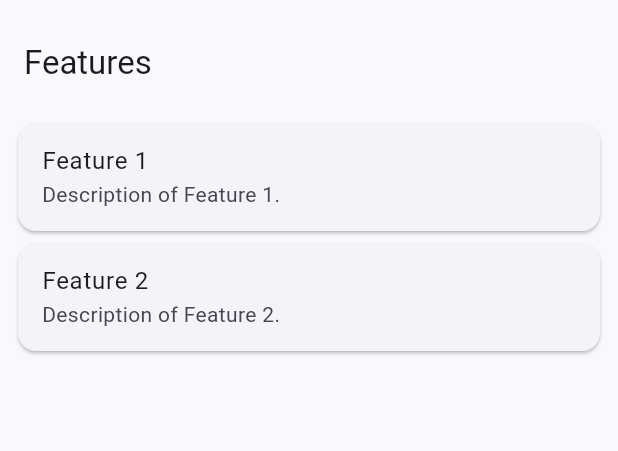
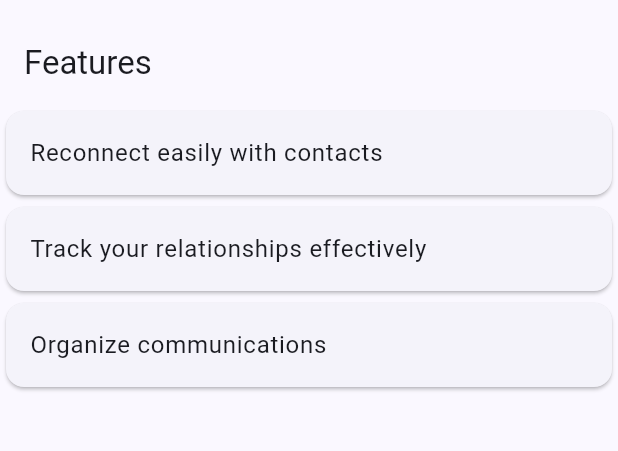
Before and after one commit to KartDaddyy/webapp-converter-ai, a Flutter app: the screen it shows after launch, item 2 of the bottom bar chosen, on a phone screen of 412 x 824 dp, the part 63-514 px from its top. Run offline on Flutter 3.47's test engine with Material 3 defaults, Android fonts, the phone set to English and light mode, and no system bars.

Commit message:
chore: update Flutter app from WebApp Converter AI

```diff
--- a/lib/main.dart
+++ b/lib/main.dart
@@ -13,14 +13,12 @@ class MyApp extends StatelessWidget {
         colorScheme: ColorScheme.fromSeed(seedColor: Color(0xFF1E3A8A)),
         useMaterial3: true,
       ),
-      home: const MainScreen(),
+      home: MainScreen(),
     );
   }
 }
 
 class MainScreen extends StatefulWidget {
-  const MainScreen({Key? key}) : super(key: key);
-
   @override
   _MainScreenState createState() => _MainScreenState();
 }
@@ -29,11 +27,11 @@ class _MainScreenState extends State<MainScreen> {
   int _selectedIndex = 0;
 
   final List<Widget> _screens = [
-    const HomeScreen(),
-    const FeaturesScreen(),
-    const PricingScreen(),
-    const AboutUsScreen(),
-    const ContactScreen(),
+    HomeScreen(),
+    FeaturesScreen(),
+    PricingScreen(),
+    AboutScreen(),
+    ContactScreen(),
   ];
 
   void _onItemTapped(int index) {
@@ -46,14 +44,14 @@ class _MainScreenState extends State<MainScreen> {
   Widget build(BuildContext context) {
     return Scaffold(
       appBar: AppBar(
-        title: const Text('RiConnect'),
+        title: Text('RiConnect'),
       ),
       body: _screens[_selectedIndex],
       bottomNavigationBar: BottomNavigationBar(
         items: const <BottomNavigationBarItem>[
           BottomNavigationBarItem(icon: Icon(Icons.home), label: 'Home'),
           BottomNavigationBarItem(icon: Icon(Icons.featured_play_list), label: 'Features'),
-          BottomNavigationBarItem(icon: Icon(Icons.monetization_on), label: 'Pricing'),
+          BottomNavigationBarItem(icon: Icon(Icons.attach_money), label: 'Pricing'),
           BottomNavigationBarItem(icon: Icon(Icons.info), label: 'About Us'),
           BottomNavigationBarItem(icon: Icon(Icons.contact_mail), label: 'Contact'),
         ],
@@ -65,30 +63,16 @@ class _MainScreenState extends State<MainScreen> {
 }
 
 class HomeScreen extends StatelessWidget {
-  const HomeScreen({Key? key}) : super(key: key);
-
   @override
   Widget build(BuildContext context) {
     return Scaffold(
       appBar: AppBar(
-        title: const Text('Home'),
+        title: Text('Home'),
       ),
       body: ListView(
-        padding: const EdgeInsets.all(8.0),
         children: <Widget>[
-          Card(
-            child: ListTile(
-              title: const Text('Welcome to RiConnect'),
-              subtitle: const Text('Your professional networking starts here!'),
-            ),
-          ),
-          // Additional placeholders for Home screen
-          Card(
-            child: ListTile(
-              title: const Text('Recent Connections'),
-              subtitle: const Text('You have 5 new connections!'),
-            ),
-          ),
+          Card(child: ListTile(title: Text('Welcome to RiConnect!'))),
+          Card(child: ListTile(title: Text('Manage your contacts with ease!'))),
         ],
       ),
     );
@@ -96,29 +80,17 @@ class HomeScreen extends StatelessWidget {
 }
 
 class FeaturesScreen extends StatelessWidget {
-  const FeaturesScreen({Key? key}) : super(key: key);
-
   @override
   Widget build(BuildContext context) {
     return Scaffold(
       appBar: AppBar(
-        title: const Text('Features'),
+        title: Text('Features'),
       ),
       body: ListView(
-        padding: const EdgeInsets.all(8.0),
         children: <Widget>[
-          Card(
-            child: ListTile(
-              title: const Text('Feature 1'),
-              subtitle: const Text('Description of Feature 1.'),
-            ),
-          ),
-          Card(
-            child: ListTile(
-              title: const Text('Feature 2'),
-              subtitle: const Text('Description of Feature 2.'),
-            ),
-          ),
+          Card(child: ListTile(title: Text('Reconnect easily with contacts'))),
+          Card(child: ListTile(title: Text('Track your relationships effectively'))),
+          Card(child: ListTile(title: Text('Organize communications'))),
         ],
       ),
     );
@@ -126,53 +98,34 @@ class FeaturesScreen extends StatelessWidget {
 }
 
 class PricingScreen extends StatelessWidget {
-  const PricingScreen({Key? key}) : super(key: key);
-
   @override
   Widget build(BuildContext context) {
     return Scaffold(
       appBar: AppBar(
-        title: const Text('Pricing'),
+        title: Text('Pricing'),
       ),
       body: ListView(
-        padding: const EdgeInsets.all(8.0),
         children: <Widget>[
-          Card(
-            child: ListTile(
-              title: const Text('Basic Plan'),
-              subtitle: const Text('Monthly fee: $10'),
-            ),
-          ),
-          Card(
-            child: ListTile(
-              title: const Text('Pro Plan'),
-              subtitle: const Text('Monthly fee: $30'),
-            ),
-          ),
+          Card(child: ListTile(title: Text('Free Plan - Basic Features'))),
+          Card(child: ListTile(title: Text('Pro Plan - Advanced Features for \\$10/month'))),
+          Card(child: ListTile(title: Text('Business Plan - Custom Features for \\$30/month'))),
         ],
       ),
     );
   }
 }
 
-class AboutUsScreen extends StatelessWidget {
-  const AboutUsScreen({Key? key}) : super(key: key);
-
+class AboutScreen extends StatelessWidget {
   @override
   Widget build(BuildContext context) {
     return Scaffold(
       appBar: AppBar(
-        title: const Text('About Us'),
+        title: Text('About Us'),
       ),
       body: ListView(
-        padding: const EdgeInsets.all(8.0),
         children: <Widget>[
-          Card(
-            child: ListTile(
-              title: const Text('Our Mission'),
-              subtitle: const Text('To connect professionals worldwide.'),
-            ),
-          ),
+          Card(child: ListTile(title: Text('Learn about RiConnect'))),
+          Card(child: ListTile(title: Text('Our mission and vision'))),
         ],
       ),
     );
@@ -180,23 +133,16 @@ class AboutUsScreen extends StatelessWidget {
 }
 
 class ContactScreen extends StatelessWidget {
-  const ContactScreen({Key? key}) : super(key: key);
-
   @override
   Widget build(BuildContext context) {
     return Scaffold(
       appBar: AppBar(
-        title: const Text('Contact'),
+        title: Text('Contact'),
       ),
       body: ListView(
-        padding: const EdgeInsets.all(8.0),
         children: <Widget>[
-          Card(
-            child: ListTile(
-              title: const Text('Get in Touch'),
-              subtitle: const Text('Email: contact@riconnect.com'),
-            ),
-          ),
+          Card(child: ListTile(title: Text('Get in touch with us'))),
+          Card(child: ListTile(title: Text('Email: support@riconnect.com'))),
         ],
       ),
     );
```
